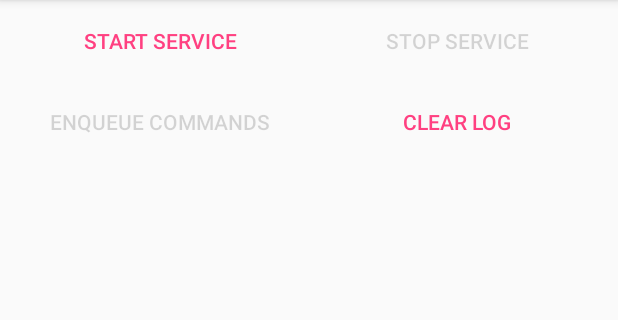
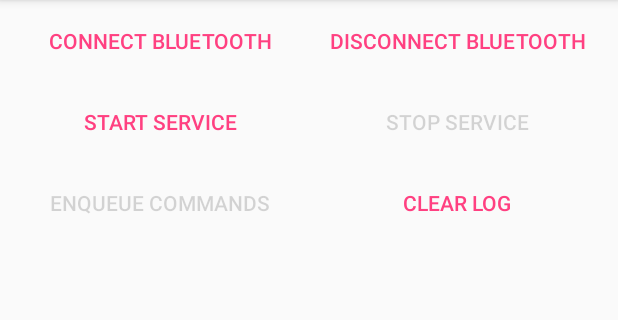
Before and after one commit to eltonvs/vehicle-data-collector, an Android app: the screen it shows after launch (MainActivity), after a tap on "START SERVICE", on a phone screen of 412 x 824 dp, the part 84-404 px from its top. Run offline under Robolectric (Android 15) with nearby library versions, the phone set to English and light mode, and no system bars.

```diff
--- a/app/src/main/java/br/ufrn/imd/vdc/activities/MainActivity.java
+++ b/app/src/main/java/br/ufrn/imd/vdc/activities/MainActivity.java
@@ -1,7 +1,9 @@
 package br.ufrn.imd.vdc.activities;
 
 import android.content.Intent;
+import android.content.SharedPreferences;
 import android.os.Bundle;
+import android.preference.PreferenceManager;
 import android.support.v7.app.ActionBar;
 import android.support.v7.widget.Toolbar;
 import android.util.Log;
@@ -12,13 +14,17 @@ import android.widget.Button;
 import android.widget.TextView;
 
 import br.ufrn.imd.vdc.R;
+import br.ufrn.imd.vdc.helpers.BluetoothManager;
 import br.ufrn.imd.vdc.helpers.ObdServiceManager;
 import br.ufrn.imd.vdc.obd.CommandTask;
+import br.ufrn.imd.vdc.obd.ObdCommandList;
+import br.ufrn.imd.vdc.obd.ObdCommandTask;
+import br.ufrn.imd.vdc.services.ObdGatewayService;
 
 public class MainActivity extends TaskProgressListener implements View.OnClickListener {
     private static final String TAG = MainActivity.class.getName();
 
-    final ObdServiceManager serviceManager = new ObdServiceManager(this);
+    // final ObdServiceManager serviceManager = new ObdServiceManager(this);
     Button btnStartService;
     Button btnStopService;
     Button btnEnqueueCommands;
@@ -47,6 +53,12 @@ public class MainActivity extends TaskProgressListener implements View.OnClickLi
         Toolbar toolbar = (Toolbar) findViewById(R.id.toolbar);
         setSupportActionBar(toolbar);
         updateState(ObdServiceManager.Status.DISCONNECTED);
+
+        // Start/Stop bluetooth
+        Button btnStartBluetooth = (Button) findViewById(R.id.btn_connect_bluetooth);
+        Button btnStopBluetooth = (Button) findViewById(R.id.btn_disconnect_bluetooth);
+        btnStartBluetooth.setOnClickListener(this);
+        btnStopBluetooth.setOnClickListener(this);
     }
 
     private void setActionBarSubtitle(String subtitle) {
@@ -78,17 +90,50 @@ public class MainActivity extends TaskProgressListener implements View.OnClickLi
     @Override
     public void onClick(View v) {
         switch (v.getId()) {
+            case R.id.btn_connect_bluetooth:
+                Log.d(TAG, "onClick: Creating bluetooth connection");
+
+                // Bluetooth
+                SharedPreferences prefs = PreferenceManager.getDefaultSharedPreferences(this);
+                String btDeviceMAC = prefs.getString(SettingsActivity.BLUETOOTH_DEVICES, "-1");
+
+                if (!btDeviceMAC.equals("-1") &&
+                    BluetoothManager.getInstance().setUpDevice(btDeviceMAC)) {
+                    setActionBarSubtitle(
+                        BluetoothManager.getInstance().getDevice().getName() + " - " + btDeviceMAC);
+                }
+                break;
+            case R.id.btn_disconnect_bluetooth:
+                Log.d(TAG, "onClick: disconnecting bluetooth");
+                setActionBarSubtitle(getString(R.string.disconnecting));
+                BluetoothManager.getInstance().disconnect();
+                if (!BluetoothManager.getInstance().isConnected()) {
+                    setActionBarSubtitle(getString(R.string.disconnected));
+                }
+                break;
             case R.id.btn_start_service:
                 Log.d(TAG, "onClick: Calling doBindService()");
-                serviceManager.doBindService();
+
+                if (!BluetoothManager.getInstance().isDeviceBonded()) {
+                    Log.d(TAG, "onClick: Device isn't bonded");
+                    return;
+                }
+                ObdGatewayService.enqueueTask(this, new ObdCommandTask(ObdCommandList.getInstance()
+                    .setupDevice()));
+                ObdGatewayService.enqueueTask(this, new ObdCommandTask(ObdCommandList.getInstance()
+                    .vehicleInformation()));
                 break;
             case R.id.btn_stop_service:
                 Log.d(TAG, "onClick: Calling doUnbindService()");
-                serviceManager.doUnbindService();
+                // serviceManager.doUnbindService();
                 break;
             case R.id.btn_enqueue_commands:
                 Log.d(TAG, "onClick: Enqueuing commands");
-                serviceManager.enqueueDefaultCommands();
+                if (BluetoothManager.getInstance().isDeviceBonded()) {
+                    return;
+                }
+                ObdGatewayService.enqueueTask(this, new ObdCommandTask(ObdCommandList.getInstance()
+                    .dynamicData()));
                 break;
             case R.id.btn_clear_log:
                 Log.d(TAG, "onClick: Clearing OBD Commands Log");
--- a/app/src/main/res/layout/content_main.xml
+++ b/app/src/main/res/layout/content_main.xml
@@ -13,6 +13,29 @@
     app:layout_behavior="@string/appbar_scrolling_view_behavior"
     tools:context="br.ufrn.imd.vdc.activities.MainActivity"
     tools:showIn="@layout/activity_main">
+
+    <LinearLayout
+        style="?android:attr/buttonBarStyle"
+        android:layout_width="match_parent"
+        android:layout_height="wrap_content"
+        android:orientation="horizontal">
+
+        <Button
+            android:id="@+id/btn_connect_bluetooth"
+            style="?android:attr/buttonBarButtonStyle"
+            android:layout_width="match_parent"
+            android:layout_height="wrap_content"
+            android:layout_weight="1"
+            android:text="@string/connect_bluetooth" />
+
+        <Button
+            android:id="@+id/btn_disconnect_bluetooth"
+            style="?android:attr/buttonBarButtonStyle"
+            android:layout_width="match_parent"
+            android:layout_height="wrap_content"
+            android:layout_weight="1"
+            android:text="@string/disconnect_bluetooth" />
+    </LinearLayout>
 
     <LinearLayout
         style="?android:attr/buttonBarStyle"
--- a/app/src/main/res/values/strings.xml
+++ b/app/src/main/res/values/strings.xml
@@ -9,6 +9,8 @@
     <string name="disconnected">Disconnected</string>
     <string name="start_service">Start Service</string>
     <string name="stop_service">Stop Service</string>
+    <string name="connect_bluetooth">Connect Bluetooth</string>
+    <string name="disconnect_bluetooth">Disconnect Bluetooth</string>
     <string name="enqueue_commands">Enqueue Commands</string>
     <string name="clear_log">Clear Log</string>
 
```
Also changed, not shown: app/src/main/AndroidManifest.xml (+14 -10 lines), app/src/main/java/br/ufrn/imd/vdc/helpers/BluetoothManager.java (+18 -7 lines), app/src/main/java/br/ufrn/imd/vdc/helpers/ObdServiceManager.java (+5 -5 lines), app/src/main/java/br/ufrn/imd/vdc/services/AbstractGatewayServiceOld.java (renamed from app/src/main/java/br/ufrn/imd/vdc/services/AbstractGatewayService.java, +5 -4 lines), app/src/main/java/br/ufrn/imd/vdc/services/ObdGatewayService.java (+60 -123 lines), app/src/main/java/br/ufrn/imd/vdc/services/ObdGatewayServiceOld.java (added, +156 -0 lines).
